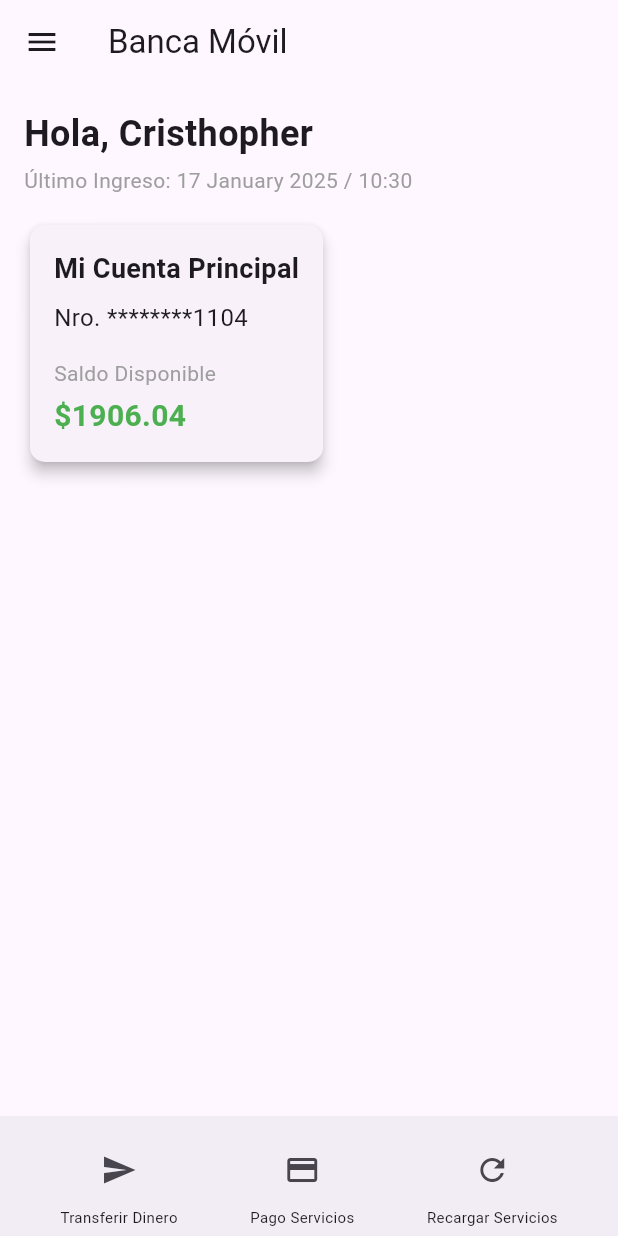
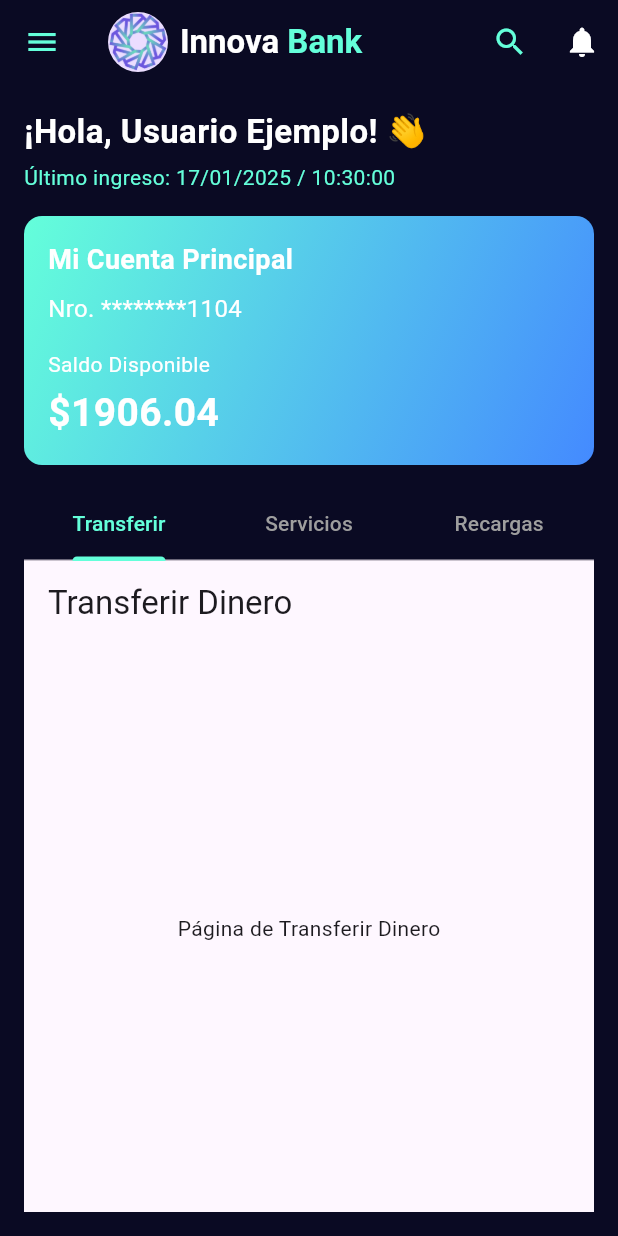
Before and after one commit to Cristhopher-Villamarin/BancaMovil, a Flutter app: the screen it shows after launch, on a phone screen of 412 x 824 dp. Run offline on Flutter 3.47's test engine with Material 3 defaults, Android fonts, the phone set to English and light mode, and no system bars.

Commit message:
Cambios de front-end

```diff
--- a/lib/main.dart
+++ b/lib/main.dart
@@ -1,5 +1,6 @@
 import 'package:flutter/material.dart';
 import 'vista/inicio_vista.dart';
+
 void main() {
   runApp(const MyApp());
 }
@@ -7,27 +8,12 @@ void main() {
 class MyApp extends StatelessWidget {
   const MyApp({super.key});
 
-  // This widget is the root of your application.
   @override
   Widget build(BuildContext context) {
     return MaterialApp(
       title: 'Flutter Demo',
+      debugShowCheckedModeBanner: false, // Desactiva la etiqueta "Debug"
       theme: ThemeData(
-        // This is the theme of your application.
-        //
-        // TRY THIS: Try running your application with "flutter run". You'll see
-        // the application has a purple toolbar. Then, without quitting the app,
-        // try changing the seedColor in the colorScheme below to Colors.green
-        // and then invoke "hot reload" (save your changes or press the "hot
-        // reload" button in a Flutter-supported IDE, or press "r" if you used
-        // the command line to start the app).
-        //
-        // Notice that the counter didn't reset back to zero; the application
-        // state is not lost during the reload. To reset the state, use hot
-        // restart instead.
-        //
-        // This works for code too, not just values: Most code changes can be
-        // tested with just a hot reload.
         colorScheme: ColorScheme.fromSeed(seedColor: Colors.deepPurple),
         useMaterial3: true,
       ),
--- a/lib/vista/inicio_vista.dart
+++ b/lib/vista/inicio_vista.dart
@@ -1,94 +1,133 @@
 import 'package:flutter/material.dart';
-import '../controlador/banca_controlador.dart';
+import 'package:intl/intl.dart';
 import 'transferir_dinero.dart';
 import 'pago_servicios.dart';
 import 'recargar_servicios.dart';
-import 'package:intl/intl.dart';
 
 class InicioVista extends StatelessWidget {
-  final BancaControlador _bancaControlador = BancaControlador();
+  final String usuarioNombre = "Usuario Ejemplo";
+  final String usuarioCorreo = "usuario@gmail.com";
+  final double saldoDisponible = 1906.04;
 
   @override
   Widget build(BuildContext context) {
-    final usuario = _bancaControlador.obtenerUsuario();
-    final String fechaActual = DateFormat('d MMMM yyyy').format(DateTime.now());
-    final String horaActual = DateFormat('HH:mm').format(DateTime.now());
+    final String fechaActual =
+    DateFormat('d/MM/yyyy').format(DateTime.now());
+    final String horaActual =
+    DateFormat('HH:mm:ss').format(DateTime.now());
 
-    return Scaffold(
-      appBar: AppBar(title: Text('Banca Móvil')),
-      drawer: Drawer(
-        child: ListView(
-          padding: EdgeInsets.zero,
+    return DefaultTabController(
+      length: 3,
+      child: Scaffold(
+        backgroundColor: const Color(0xFF0A0A23), // Color de fondo personalizado
+        appBar: AppBar(
+          backgroundColor: const Color(0xFF0A0A23),
+          elevation: 0,
+          iconTheme: IconThemeData(
+            color: Colors.tealAccent, // Cambia el color del ícono de menú hamburguesa
+          ),
+          title: Row(
             children: [
-            UserAccountsDrawerHeader(
-              accountName: Text(usuario.nombre),
-              accountEmail: Text(usuario.correo),
-              currentAccountPicture: CircleAvatar(
-                backgroundColor: Colors.white,
-                child: Icon(Icons.person, size: 50, color: Colors.deepOrange),
+              CircleAvatar(
+                radius: 20,
+                backgroundImage: AssetImage('asset/imag/Innova.png'),
+              ),
+              SizedBox(width: 8),
+              Text(
+                'Innova ',
+                style: TextStyle(
+                  color: Colors.white,
+                  fontWeight: FontWeight.bold,
                 ),
               ),
-            ListTile(
-              leading: Icon(Icons.lock),
-              title: Text('Cambiar Contraseña'),
-              onTap: () {
-                Navigator.pop(context);
-                showDialog(
-                  context: context,
-                  builder: (context) {
-                    final TextEditingController _actualController = TextEditingController();
-                    final TextEditingController _nuevaController = TextEditingController();
-                    return AlertDialog(
-                      title: Text('Cambiar Contraseña'),
-                      content: Column(
-                        mainAxisSize: MainAxisSize.min,
-                        children: [
-                          TextField(
-                            controller: _actualController,
-                            obscureText: true,
-                            decoration: InputDecoration(
-                              labelText: 'Digite contraseña actual',
-                            ),
-                          ),
-                          SizedBox(height: 10),
-                          TextField(
-                            controller: _nuevaController,
-                            obscureText: true,
-                            decoration: InputDecoration(
-                              labelText: 'Digite contraseña nueva',
+              Text(
+                'Bank',
+                style: TextStyle(
+                  color: Colors.tealAccent,
+                  fontWeight: FontWeight.bold,
                 ),
               ),
             ],
           ),
           actions: [
-                        TextButton(
-                          onPressed: () {
-                            _bancaControlador.cambiarContrasena(
-                              _actualController.text,
-                              _nuevaController.text,
-                            );
-                            Navigator.pop(context);
-                          },
-                          child: Text('Aceptar'),
+            IconButton(
+              onPressed: () {},
+              icon: Icon(Icons.search, color: Colors.tealAccent),
             ),
-                        TextButton(
-                          onPressed: () => Navigator.pop(context),
-                          child: Text('Cancelar'),
+            IconButton(
+              onPressed: () {},
+              icon: Icon(Icons.notifications, color: Colors.white),
             ),
           ],
-                    );
-                  },
-                );
-              },
+        ),
+        drawer: Drawer(
+          backgroundColor: const Color(0xFF0A0A23),
+          child: ListView(
+            children: [
+              DrawerHeader(
+                decoration: BoxDecoration(color: Colors.black),
+                child: Row(
+                  children: [
+                    CircleAvatar(
+                      radius: 40,
+                      backgroundColor: Colors.white,
+                      child: Icon(
+                        Icons.account_circle,
+                        size: 50,
+                        color: Colors.tealAccent,
+                      ),
+                    ),
+                    SizedBox(width: 16),
+                    Expanded(
+                      child: Column(
+                        crossAxisAlignment: CrossAxisAlignment.start,
+                        mainAxisAlignment: MainAxisAlignment.center,
+                        children: [
+                          Text(
+                            usuarioNombre,
+                            style: TextStyle(
+                              color: Colors.white,
+                              fontSize: 18,
+                              fontWeight: FontWeight.bold,
+                            ),
+                          ),
+                          Text(
+                            usuarioCorreo,
+                            style: TextStyle(
+                              color: Colors.grey,
+                              fontSize: 14,
+                            ),
+                          ),
+                        ],
+                      ),
+                    ),
+                  ],
+                ),
               ),
               ListTile(
-              leading: Icon(Icons.exit_to_app),
-              title: Text('Cerrar Sesión'),
-              onTap: () {
-                _bancaControlador.cerrarSesion();
-                Navigator.pop(context);
-              },
+                leading: Icon(Icons.lock, color: Colors.white),
+                title: Text(
+                  'Cambiar Contraseña',
+                  style: TextStyle(color: Colors.white),
                 ),
+                onTap: () {},
+              ),
+              ListTile(
+                leading: Icon(Icons.exit_to_app, color: Colors.white),
+                title: Text(
+                  'Cerrar Sesión',
+                  style: TextStyle(color: Colors.white),
+                ),
+                onTap: () {},
+              ),
+              Spacer(),
+              Padding(
+                padding: const EdgeInsets.all(8.0),
+                child: Text(
+                  "Versión 1.0.0",
+                  style: TextStyle(color: Colors.grey, fontSize: 12),
+                ),
+              )
             ],
           ),
         ),
@@ -97,90 +136,95 @@ class InicioVista extends StatelessWidget {
           child: Column(
             crossAxisAlignment: CrossAxisAlignment.start,
             children: [
-            Text('Hola, Cristhopher',
-                style: TextStyle(fontSize: 24, fontWeight: FontWeight.bold)),
+              Text(
+                '¡Hola, $usuarioNombre! 👋',
+                style: TextStyle(
+                  color: Colors.white,
+                  fontSize: 22,
+                  fontWeight: FontWeight.bold,
+                ),
+              ),
               SizedBox(height: 4),
-            Text('Último Ingreso: $fechaActual / $horaActual',
-                style: TextStyle(fontSize: 14, color: Colors.grey)),
+              Text(
+                'Último ingreso: $fechaActual / $horaActual',
+                style: TextStyle(
+                  color: Colors.tealAccent,
+                  fontSize: 14,
+                ),
+              ),
               SizedBox(height: 16),
-            Card(
-              shape: RoundedRectangleBorder(
-                borderRadius: BorderRadius.circular(10),
+              Container(
+                width: double.infinity,
+                decoration: BoxDecoration(
+                  gradient: LinearGradient(
+                    colors: [Colors.tealAccent, Colors.blueAccent],
+                    begin: Alignment.topLeft,
+                    end: Alignment.bottomRight,
                   ),
-              elevation: 4,
-              child: Padding(
-                padding: const EdgeInsets.all(16.0),
+                  borderRadius: BorderRadius.circular(12),
+                ),
+                padding: EdgeInsets.all(16),
                 child: Column(
                   crossAxisAlignment: CrossAxisAlignment.start,
                   children: [
-                    Text('Mi Cuenta Principal',
-                        style: TextStyle(fontSize: 18, fontWeight: FontWeight.bold)),
+                    Text(
+                      'Mi Cuenta Principal',
+                      style: TextStyle(
+                        color: Colors.white,
+                        fontSize: 18,
+                        fontWeight: FontWeight.bold,
+                      ),
+                    ),
                     SizedBox(height: 8),
-                    Text('Nro. ********1104', style: TextStyle(fontSize: 16)),
+                    Text(
+                      'Nro. ********1104',
+                      style: TextStyle(
+                        color: Colors.white,
+                        fontSize: 16,
+                      ),
+                    ),
                     SizedBox(height: 16),
-                    Text('Saldo Disponible', style: TextStyle(fontSize: 14, color: Colors.grey)),
+                    Text(
+                      'Saldo Disponible',
+                      style: TextStyle(
+                        color: Colors.white,
+                        fontSize: 14,
+                      ),
+                    ),
                     SizedBox(height: 4),
-                    Text('\$1906.04',
-                        style: TextStyle(fontSize: 20, fontWeight: FontWeight.bold, color: Colors.green)),
-                  ],
-                ),
+                    Text(
+                      '\$${saldoDisponible.toStringAsFixed(2)}',
+                      style: TextStyle(
+                        color: Colors.white,
+                        fontSize: 26,
+                        fontWeight: FontWeight.bold,
                       ),
                     ),
                   ],
                 ),
               ),
-      bottomNavigationBar: BottomAppBar(
-        shape: CircularNotchedRectangle(),
-        notchMargin: 8.0,
-        child: Row(
-          mainAxisAlignment: MainAxisAlignment.spaceAround,
-          children: [
-            Column(
-              mainAxisSize: MainAxisSize.min,
-              children: [
-                IconButton(
-                  icon: Icon(Icons.send),
-                  onPressed: () {
-                    Navigator.push(
-                      context,
-                      MaterialPageRoute(builder: (context) => TransferirDineroVista()),
-                    );
-                  },
-                ),
-                Text('Transferir Dinero', style: TextStyle(fontSize: 10))
+              SizedBox(height: 16),
+              TabBar(
+                labelColor: Colors.tealAccent,
+                unselectedLabelColor: Colors.grey,
+                indicatorColor: Colors.tealAccent,
+                tabs: [
+                  Tab(text: 'Transferir'),
+                  Tab(text: 'Servicios'),
+                  Tab(text: 'Recargas'),
                 ],
               ),
-            Column(
-              mainAxisSize: MainAxisSize.min,
+              Expanded(
+                child: TabBarView(
                   children: [
-                IconButton(
-                  icon: Icon(Icons.payment),
-                  onPressed: () {
-                    Navigator.push(
-                      context,
-                      MaterialPageRoute(builder: (context) => PagoServiciosVista()),
-                    );
-                  },
-                ),
-                Text('Pago Servicios', style: TextStyle(fontSize: 10))
+                    TransferirDineroVista(),
+                    PagoServiciosVista(),
+                    RecargarServiciosVista(),
                   ],
                 ),
-            Column(
-              mainAxisSize: MainAxisSize.min,
-              children: [
-                IconButton(
-                  icon: Icon(Icons.refresh),
-                  onPressed: () {
-                    Navigator.push(
-                      context,
-                      MaterialPageRoute(builder: (context) => RecargarServiciosVista()),
-                    );
-                  },
               ),
-                Text('Recargar Servicios', style: TextStyle(fontSize: 10))
             ],
           ),
-          ],
         ),
       ),
     );
--- a/pubspec.yaml
+++ b/pubspec.yaml
@@ -52,6 +52,9 @@ dev_dependencies:
 
 # The following section is specific to Flutter packages.
 flutter:
+  assets:
+    - asset/imag/Innova.png
+
 
   # The following line ensures that the Material Icons font is
   # included with your application, so that you can use the icons in
```
Also changed, not shown: asset/imag/Innova.png (added). Lines whose indentation alone changed are shown as unchanged.
